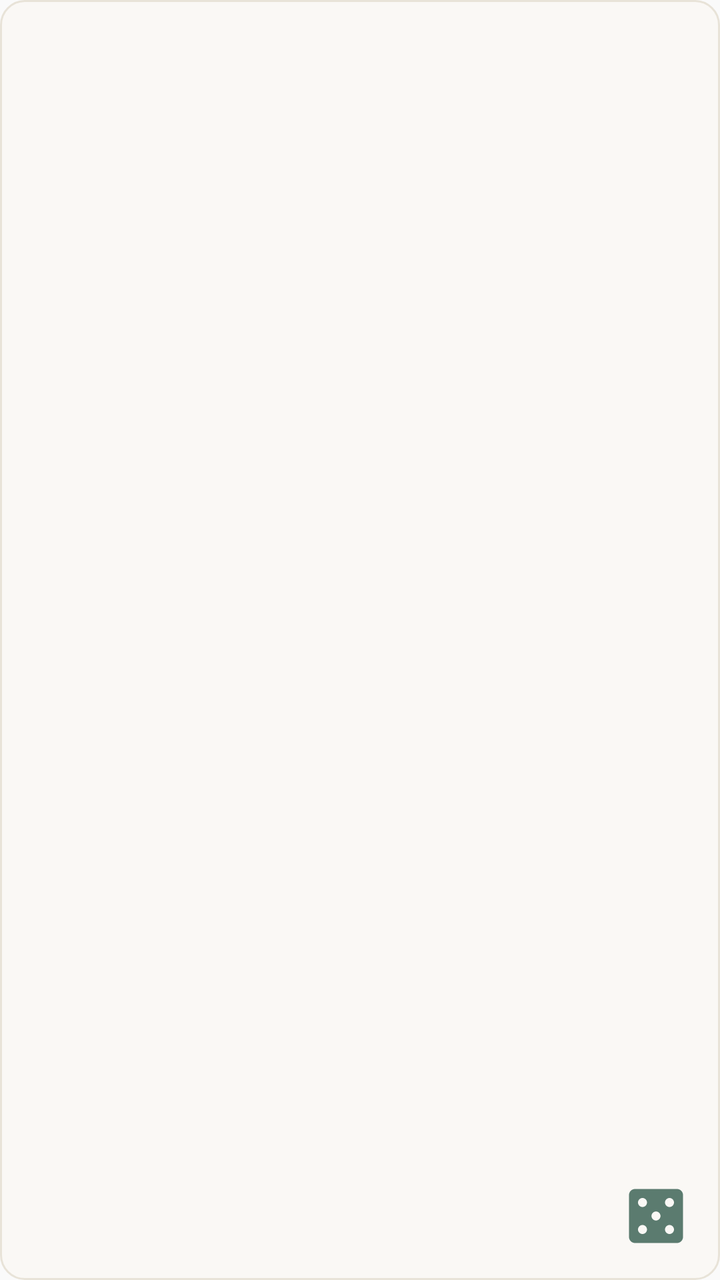
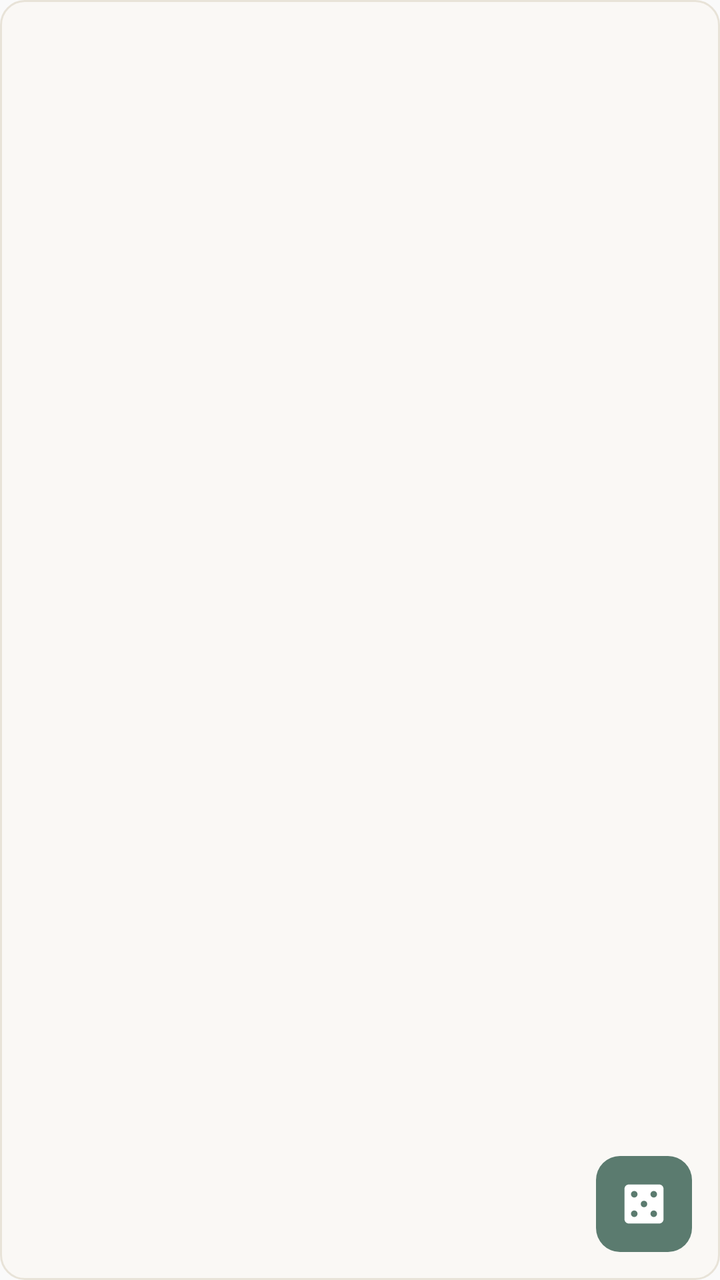

The first picture is an Android layout as it rendered before a commit; the second is the same layout after the commit. The layout source and the unified diff follow.
<!-- AndroidManifest.xml: application theme Theme.GiftToLife -->
<!-- res/layout/random_review_widget.xml -->
<?xml version="1.0" encoding="utf-8"?>
<LinearLayout xmlns:android="http://schemas.android.com/apk/res/android"
    android:id="@+id/widget_container"
    android:layout_width="match_parent"
    android:layout_height="match_parent"
    android:orientation="vertical"
    android:background="@drawable/widget_background"
    android:padding="14dp">

    <LinearLayout
        android:layout_width="match_parent"
        android:layout_height="0dp"
        android:layout_weight="1"
        android:gravity="center_vertical"
        android:orientation="horizontal">

        <TextView
            android:id="@+id/widget_content"
            android:layout_width="0dp"
            android:layout_height="wrap_content"
            android:layout_weight="1"
            android:gravity="center_vertical"
            android:maxLines="6"
            android:ellipsize="end"
            android:lineSpacingMultiplier="1.3"
            android:textColor="#3D392E"
            android:textSize="16sp" />

        <ImageView
            android:id="@+id/widget_image"
            android:layout_width="96dp"
            android:layout_height="96dp"
            android:layout_marginStart="12dp"
            android:scaleType="centerCrop"
            android:contentDescription="记录图片" />
    </LinearLayout>

    <LinearLayout
        android:layout_width="match_parent"
        android:layout_height="wrap_content"
        android:layout_marginTop="10dp"
        android:gravity="center_vertical"
        android:orientation="horizontal">

        <TextView
            android:id="@+id/widget_meta"
            android:layout_width="0dp"
            android:layout_height="wrap_content"
            android:layout_weight="1"
            android:maxLines="1"
            android:ellipsize="end"
            android:textColor="#8B8577"
            android:textSize="12sp" />

        <ImageButton
            android:id="@+id/widget_refresh"
            android:layout_width="36dp"
            android:layout_height="36dp"
            android:background="@null"
            android:src="@drawable/ic_casino"
            android:tint="#5B7B6F"
            android:contentDescription="换一条" />
    </LinearLayout>
</LinearLayout>
<!-- resources referenced by this layout -->
<resources>
  <!-- drawable ic_casino (drawable) -->
  <vector xmlns:android="http://schemas.android.com/apk/res/android" android:width="24dp" android:height="24dp" android:viewportWidth="24" android:viewportHeight="24">
      <path android:fillColor="@android:color/black" android:pathData="M19,3H5C3.9,3 3,3.9 3,5v14c0,1.1 0.9,2 2,2h14c1.1,0 2,-0.9 2,-2V5C21,3.9 20.1,3 19,3zM7.5,18C6.67,18 6,17.33 6,16.5S6.67,15 7.5,15 9,15.67 9,16.5 8.33,18 7.5,18zM7.5,9C6.67,9 6,8.33 6,7.5S6.67,6 7.5,6 9,6.67 9,7.5 8.33,9 7.5,9zM12,13.5c-0.83,0 -1.5,-0.67 -1.5,-1.5s0.67,-1.5 1.5,-1.5 1.5,0.67 1.5,1.5 -0.67,1.5 -1.5,1.5zM16.5,18c-0.83,0 -1.5,-0.67 -1.5,-1.5s0.67,-1.5 1.5,-1.5 1.5,0.67 1.5,1.5 -0.67,1.5 -1.5,1.5zM16.5,9c-0.83,0 -1.5,-0.67 -1.5,-1.5S15.67,6 16.5,6s1.5,0.67 1.5,1.5S17.33,9 16.5,9z"/>
  </vector>
  <!-- drawable widget_background (drawable) -->
  <?xml version="1.0" encoding="utf-8"?>
  <shape xmlns:android="http://schemas.android.com/apk/res/android">
      <solid android:color="#FAF8F5" />
      <corners android:radius="12dp" />
      <stroke android:width="1dp" android:color="#E8E3D8" />
  </shape>
  <style name="Theme.GiftToLife" parent="android:Theme.Material.Light.NoActionBar" />
</resources>

<!-- the commit's change to res/layout/random_review_widget.xml (unified diff, before → after) -->
@@ -54,11 +54,13 @@
 
         <ImageButton
             android:id="@+id/widget_refresh"
-            android:layout_width="36dp"
-            android:layout_height="36dp"
-            android:background="@null"
+            android:layout_width="48dp"
+            android:layout_height="48dp"
+            android:layout_marginStart="12dp"
+            android:background="@drawable/widget_dice_button"
+            android:padding="11dp"
             android:src="@drawable/ic_casino"
-            android:tint="#5B7B6F"
+            android:tint="#FFFFFF"
             android:contentDescription="换一条" />
     </LinearLayout>
 </LinearLayout>
<!-- resource entries referenced after the edit -->
@@ -11,6 +11,12 @@
       <corners android:radius="12dp" />
       <stroke android:width="1dp" android:color="#E8E3D8" />
   </shape>
+  <!-- drawable widget_dice_button (drawable) -->
+  <?xml version="1.0" encoding="utf-8"?>
+  <shape xmlns:android="http://schemas.android.com/apk/res/android">
+      <solid android:color="#5B7B6F" />
+      <corners android:radius="12dp" />
+  </shape>
   <style name="Theme.GiftToLife" parent="android:Theme.Material.Light.NoActionBar" />
 </resources>
 
